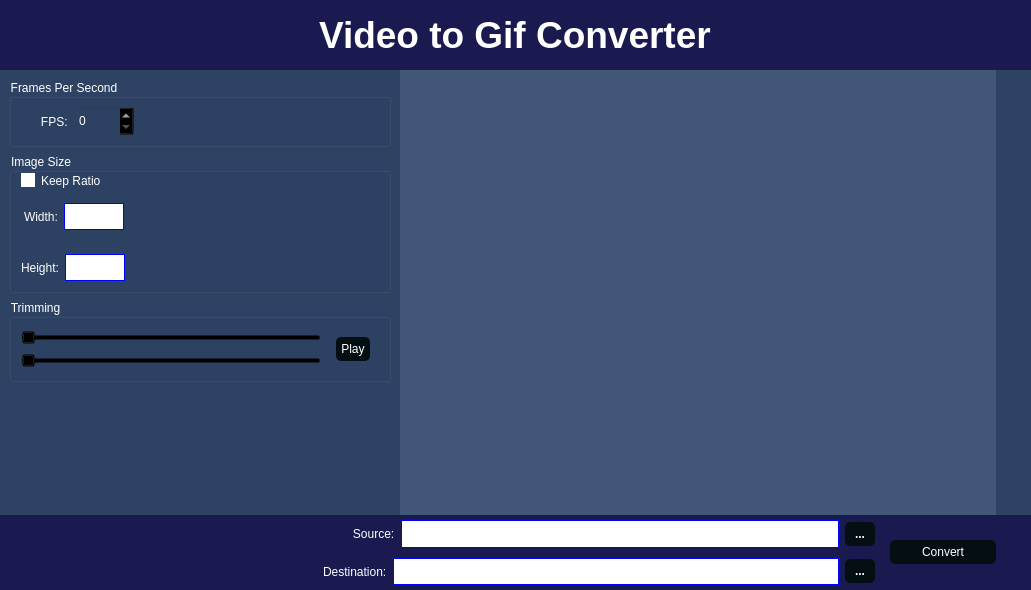
Qt form video2gif.ui (hocinilotfi/video2gif) before a commit.
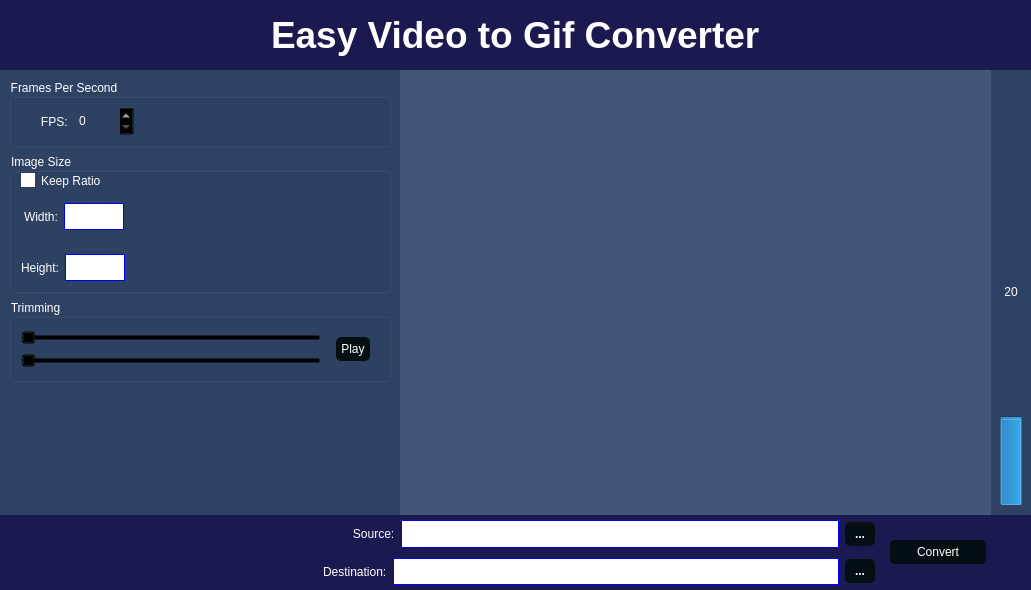
The same form after that commit.

Patch:
```diff
--- a/video2gif.ui
+++ b/video2gif.ui
@@ -53,6 +53,9 @@
 border-left: 1px solid red;
 
 }
+QProgressBar{
+border-radius: 5px;
+}
 QTextEdit{
 background-color: rgb(255,255,255);
 border: 1px solid blue;
@@ -143,7 +146,7 @@
              </font>
             </property>
             <property name="text">
-             <string>Video to Gif Converter</string>
+             <string>Easy Video to Gif Converter</string>
             </property>
            </widget>
           </item>
@@ -852,11 +855,11 @@
          </layout>
         </widget>
        </item>
-       <item alignment="Qt::AlignLeft">
+       <item>
         <widget class="QFrame" name="right_side_frame_2">
          <property name="minimumSize">
           <size>
-           <width>35</width>
+           <width>40</width>
            <height>0</height>
           </size>
          </property>
@@ -877,6 +880,33 @@
          <property name="frameShadow">
           <enum>QFrame::Raised</enum>
          </property>
+         <layout class="QVBoxLayout" name="verticalLayout_10">
+          <item>
+           <widget class="QProgressBar" name="progressBar">
+            <property name="enabled">
+             <bool>true</bool>
+            </property>
+            <property name="value">
+             <number>20</number>
+            </property>
+            <property name="alignment">
+             <set>Qt::AlignCenter</set>
+            </property>
+            <property name="textVisible">
+             <bool>true</bool>
+            </property>
+            <property name="orientation">
+             <enum>Qt::Vertical</enum>
+            </property>
+            <property name="textDirection">
+             <enum>QProgressBar::TopToBottom</enum>
+            </property>
+            <property name="format">
+             <string>%p</string>
+            </property>
+           </widget>
+          </item>
+         </layout>
         </widget>
        </item>
       </layout>
@@ -1219,7 +1249,7 @@
          </property>
          <layout class="QHBoxLayout" name="horizontalLayout_7">
           <property name="rightMargin">
-           <number>35</number>
+           <number>45</number>
           </property>
           <item>
            <widget class="QPushButton" name="convert_btn">
```
